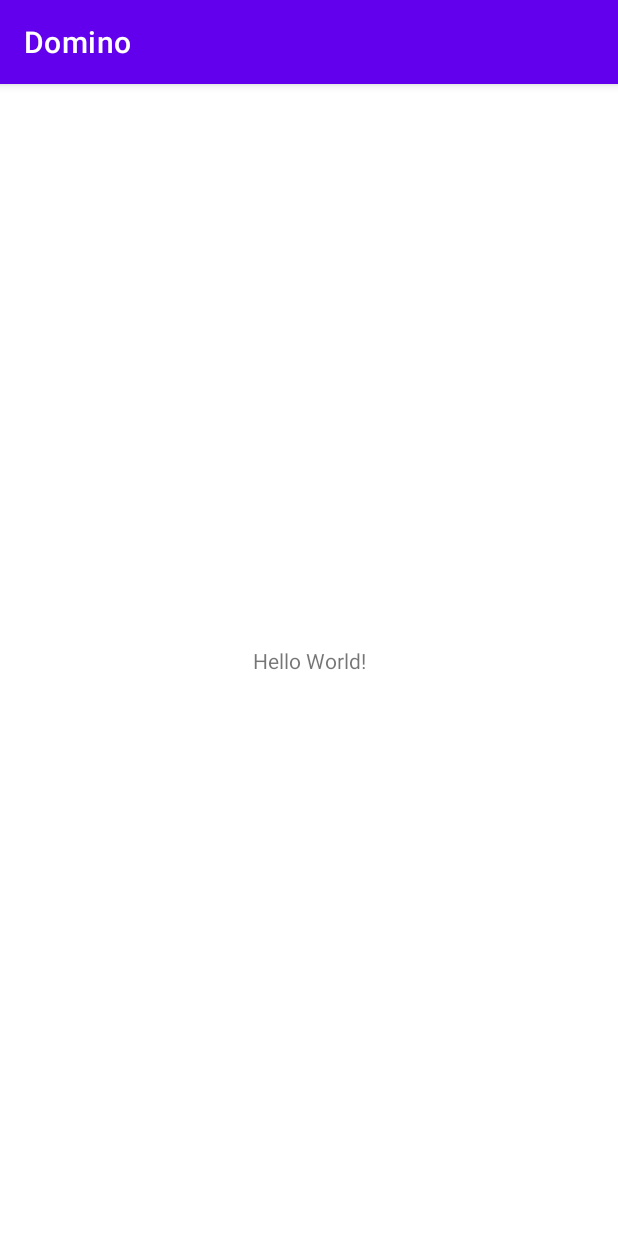
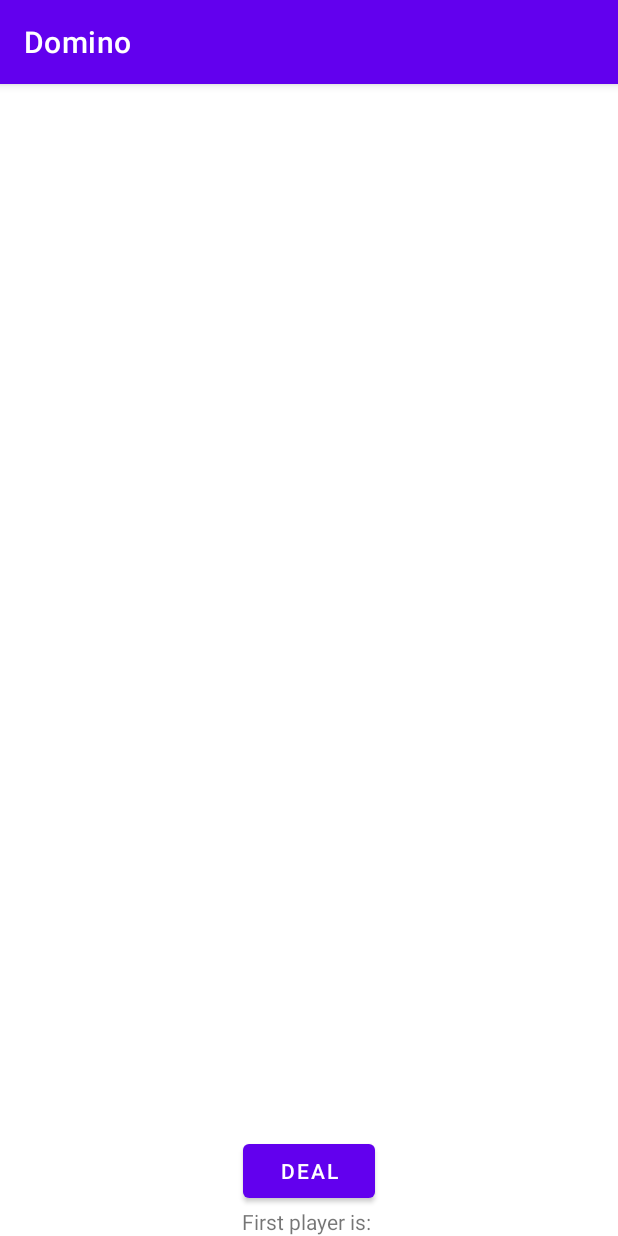
Before and after one commit to valdemar85/Domino, an Android app: the screen it shows after launch (MainActivity), on a phone screen of 412 x 824 dp. Run offline under Robolectric (Android 15) with nearby library versions, the phone set to English and light mode, and no system bars.

Commit message:
Some logic implemented. After pressing Deal button we see name of first player

```diff
--- /dev/null
+++ b/app/src/main/java/com/family/app/DominoGame.java
@@ -0,0 +1,58 @@
+package com.family.app;
+
+import android.content.Context;
+
+import java.util.ArrayList;
+import java.util.List;
+
+public class DominoGame {
+    private List<Player> players = new ArrayList<>();
+    private Deck deck;
+    private int currentPlayerIndex = 0;
+    private int initialTileCount = 7;
+    private Context context; // Assume you have a context here
+
+    public DominoGame(Context context, int playerCount) {
+        this.context = context;
+        if (playerCount < 2 || playerCount > 4) {
+            throw new IllegalArgumentException("Player count must be between 2 and 4.");
+        }
+        for (int i = 1; i <= playerCount; i++) {
+            players.add(new Player("Player" + i));
+        }
+    }
+
+    public void startNewGame() {
+        // create deck
+        deck = new Deck(context);
+
+        // draw initial tiles for all players
+        for (Player player : players) {
+            player.draw(deck, initialTileCount);
+        }
+
+        // determine first player
+        currentPlayerIndex = determineFirstPlayer();
+    }
+
+    public int determineFirstPlayer() {
+        DominoTile lowestDouble = new DominoTile(6, 6, null, null);
+        int firstPlayerIndex = -1;
+        for (int i = 0; i < players.size(); i++) {
+            DominoTile playerLowestDouble = players.get(i).getSmallestDoubleTile();
+            if (playerLowestDouble != null && playerLowestDouble.compareTo(lowestDouble) < 0) {
+                lowestDouble = playerLowestDouble;
+                firstPlayerIndex = i;
+            }
+        }
+        return firstPlayerIndex != -1 ? firstPlayerIndex : 0;
+    }
+
+    public List<Player> getPlayers() {
+        return players;
+    }
+
+    public int getCurrentPlayerIndex() {
+        return currentPlayerIndex;
+    }
+}
--- a/app/src/main/java/com/family/app/MainActivity.java
+++ b/app/src/main/java/com/family/app/MainActivity.java
@@ -1,13 +1,36 @@
 package com.family.app;
 
+import android.util.Log;
+import android.widget.TextView;
 import androidx.appcompat.app.AppCompatActivity;
 import android.os.Bundle;
+import android.view.View;
+import android.widget.Button;
 
 public class MainActivity extends AppCompatActivity {
+
+    private DominoGame game;
 
     @Override
     protected void onCreate(Bundle savedInstanceState) {
         super.onCreate(savedInstanceState);
         setContentView(R.layout.activity_main);
+
+        // Например, создание новой игры с 4 игроками:
+        game = new DominoGame(this, 4); // передаем контекст и количество игроков
+
+        final TextView firstPlayerText = findViewById(R.id.first_player_text);
+        Button dealButton = findViewById(R.id.deal_button);
+        dealButton.setOnClickListener(new View.OnClickListener() {
+            @Override
+            public void onClick(View v) {
+                game.startNewGame(); // начинаем новую игру при нажатии на кнопку "Deal"
+
+                // Добавим некоторый код для отладки:
+                Player firstPlayer = game.getPlayers().get(game.getCurrentPlayerIndex());
+                firstPlayerText.setText("First player is: " + firstPlayer.getName());
+                Log.d("DominoGame", "First player is: " + firstPlayer.getName());
+            }
+        });
     }
 }
--- /dev/null
+++ b/app/src/main/java/com/family/app/Player.java
@@ -0,0 +1,39 @@
+package com.family.app;
+
+import java.util.ArrayList;
+import java.util.Collections;
+import java.util.List;
+
+public class Player {
+    private String name;
+    private List<DominoTile> hand = new ArrayList<>();
+
+    public Player(String name) {
+        this.name = name;
+    }
+
+    public String getName() {
+        return name;
+    }
+
+    public void draw(Deck deck, int count) {
+        for (int i = 0; i < count; i++) {
+            DominoTile tile = deck.draw();
+            if (tile != null) {
+                hand.add(tile);
+            }
+        }
+    }
+
+    public DominoTile getSmallestDoubleTile() {
+        Collections.sort(hand);
+        for (DominoTile tile : hand) {
+            if (tile.isDouble()) {
+                return tile;
+            }
+        }
+        return null;
+    }
+
+    // Other methods...
+}
--- a/app/src/main/res/layout/activity_main.xml
+++ b/app/src/main/res/layout/activity_main.xml
@@ -1,18 +1,61 @@
 <?xml version="1.0" encoding="utf-8"?>
 <androidx.constraintlayout.widget.ConstraintLayout
         xmlns:android="http://schemas.android.com/apk/res/android"
+        xmlns:app="http://schemas.android.com/apk/res-auto"
         xmlns:tools="http://schemas.android.com/tools"
-        xmlns:app="http://schemas.android.com/apk/res-auto"
         android:layout_width="match_parent"
         android:layout_height="match_parent"
         tools:context=".MainActivity">
-    <TextView
+
+    <GridLayout
+            android:id="@+id/game_board"
+            android:layout_width="0dp"
+            android:layout_height="0dp"
+            android:rowCount="7"
+            android:columnCount="4"
+            app:layout_constraintStart_toStartOf="parent"
+            app:layout_constraintEnd_toEndOf="parent"
+            app:layout_constraintTop_toTopOf="parent"
+            app:layout_constraintBottom_toTopOf="@+id/deal_button"
+            app:layout_constraintVertical_bias="0.9">
+
+    </GridLayout>
+
+    <Button
+            android:id="@+id/deal_button"
             android:layout_width="wrap_content"
             android:layout_height="wrap_content"
-            android:text="Hello World!"
-            app:layout_constraintBottom_toBottomOf="parent"
-            app:layout_constraintLeft_toLeftOf="parent"
-            app:layout_constraintRight_toRightOf="parent"
-            app:layout_constraintTop_toTopOf="parent"/>
+            android:text="Deal"
+            app:layout_constraintStart_toStartOf="parent"
+            app:layout_constraintEnd_toEndOf="parent"
+            app:layout_constraintTop_toBottomOf="@id/game_board"
+            app:layout_constraintBottom_toTopOf="@+id/scroll_view" />
+
+    <TextView
+            android:id="@+id/first_player_text"
+            android:layout_width="wrap_content"
+            android:layout_height="wrap_content"
+            android:text="First player is: "
+            app:layout_constraintStart_toStartOf="parent"
+            app:layout_constraintEnd_toEndOf="parent"
+            app:layout_constraintTop_toBottomOf="@id/deal_button" />
+
+    <HorizontalScrollView
+            android:id="@+id/scroll_view"
+            android:layout_width="0dp"
+            android:layout_height="wrap_content"
+            app:layout_constraintStart_toStartOf="parent"
+            app:layout_constraintEnd_toEndOf="parent"
+            app:layout_constraintTop_toBottomOf="@id/first_player_text"
+            app:layout_constraintBottom_toBottomOf="parent" >
+
+        <LinearLayout
+                android:id="@+id/player_tiles"
+                android:layout_width="wrap_content"
+                android:layout_height="wrap_content"
+                android:orientation="horizontal">
+        </LinearLayout>
+
+    </HorizontalScrollView>
 
 </androidx.constraintlayout.widget.ConstraintLayout>
```
Also changed, not shown: app/src/main/AndroidManifest.xml (+15 -1 lines), app/src/main/java/com/family/activity/GameActivity.java (added, +20 -0 lines), app/src/main/java/com/family/activity/ImageSelectionActivity.java (added, +26 -0 lines), app/src/main/java/com/family/activity/PlayerSelectionActivity.java (added, +26 -0 lines), app/src/main/java/com/family/app/Deck.java (added, +45 -0 lines), app/src/main/java/com/family/app/DominoTile.java (added, +49 -0 lines), app/src/main/res/layout/activity_game.xml (added, +24 -0 lines), app/src/main/res/layout/select_images.xml (added, +25 -0 lines), app/src/main/res/layout/select_players.xml (added, +21 -0 lines), app/src/main/res/drawable/domino_0.png (added), app/src/main/res/drawable/domino_1.png (added), app/src/main/res/drawable/domino_2.png (added), app/src/main/res/drawable/domino_3.png (added), app/src/main/res/drawable/domino_4.png (added), 2 more files.
